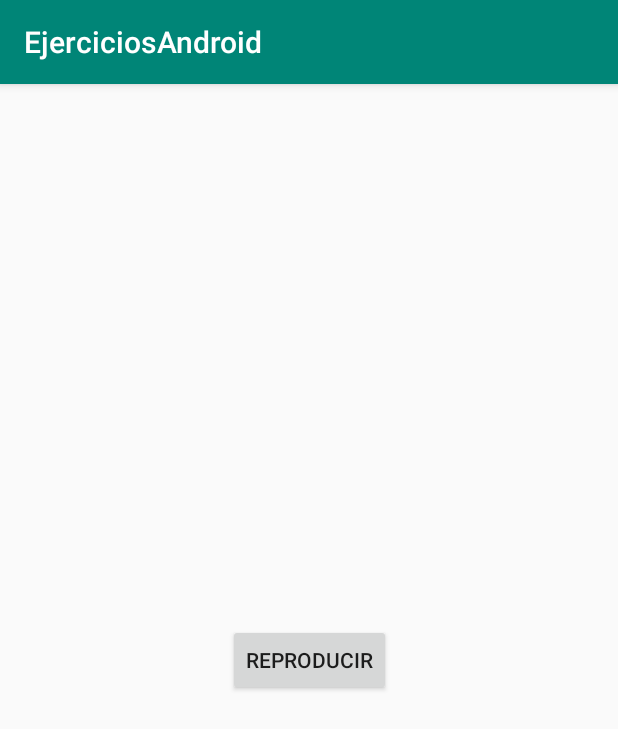
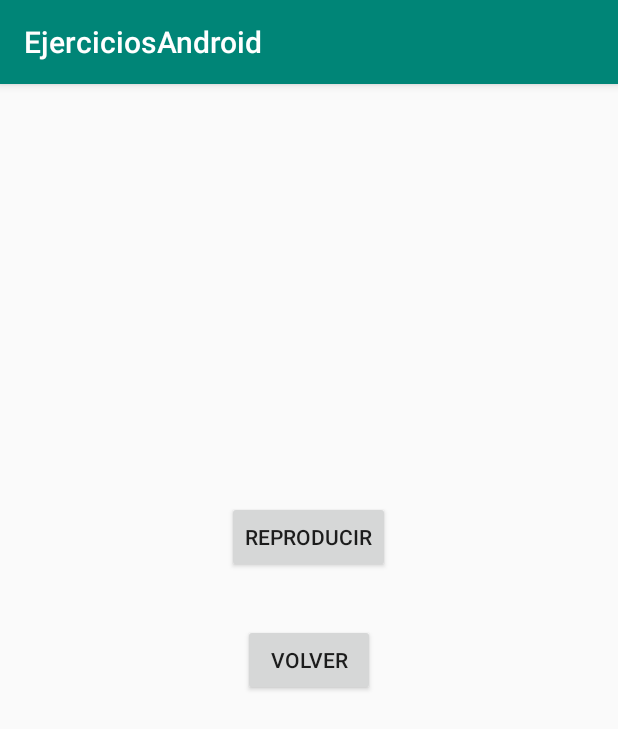
Before and after one commit to daliss228/EjerciciosAndroid, an Android app: the Ejercicio25 screen opened directly, with no data from a screen before it, on a phone screen of 412 x 824 dp. Shown: the top 729 px of the screen. Run offline under Robolectric (Android 15) with nearby library versions, the phone set to English and light mode, and no system bars.

Commit message:
Ejercicio 13 y ejercicio 25

```diff
--- a/app/src/main/java/com/example/ejerciciosandroid/Ejercicio25.java
+++ b/app/src/main/java/com/example/ejerciciosandroid/Ejercicio25.java
@@ -2,6 +2,7 @@ package com.example.ejerciciosandroid;
 
 import androidx.appcompat.app.AppCompatActivity;
 
+import android.content.Intent;
 import android.media.MediaPlayer;
 import android.net.Uri;
 import android.os.Bundle;
@@ -22,4 +23,10 @@ public class Ejercicio25 extends AppCompatActivity {
         MediaPlayer mp = MediaPlayer.create(this, datos);
         mp.start();
     }
+
+    public void volver(View view){
+        Intent intent = new Intent(getApplicationContext(), MainActivity.class);
+        startActivity(intent);
+        finish();
+    }
 }
--- a/app/src/main/res/layout/activity_ejercicio25.xml
+++ b/app/src/main/res/layout/activity_ejercicio25.xml
@@ -14,6 +14,19 @@
         android:text="Reproducir"
         app:layout_constraintBottom_toBottomOf="parent"
         app:layout_constraintEnd_toEndOf="parent"
+        app:layout_constraintHorizontal_bias="0.498"
+        app:layout_constraintStart_toStartOf="parent"
+        app:layout_constraintTop_toTopOf="parent"
+        app:layout_constraintVertical_bias="0.386" />
+
+    <Button
+        android:id="@+id/button11"
+        android:layout_width="wrap_content"
+        android:layout_height="wrap_content"
+        android:onClick="volver"
+        android:text="Volver"
+        app:layout_constraintBottom_toBottomOf="parent"
+        app:layout_constraintEnd_toEndOf="parent"
         app:layout_constraintStart_toStartOf="parent"
         app:layout_constraintTop_toTopOf="parent" />
 </androidx.constraintlayout.widget.ConstraintLayout>
```
